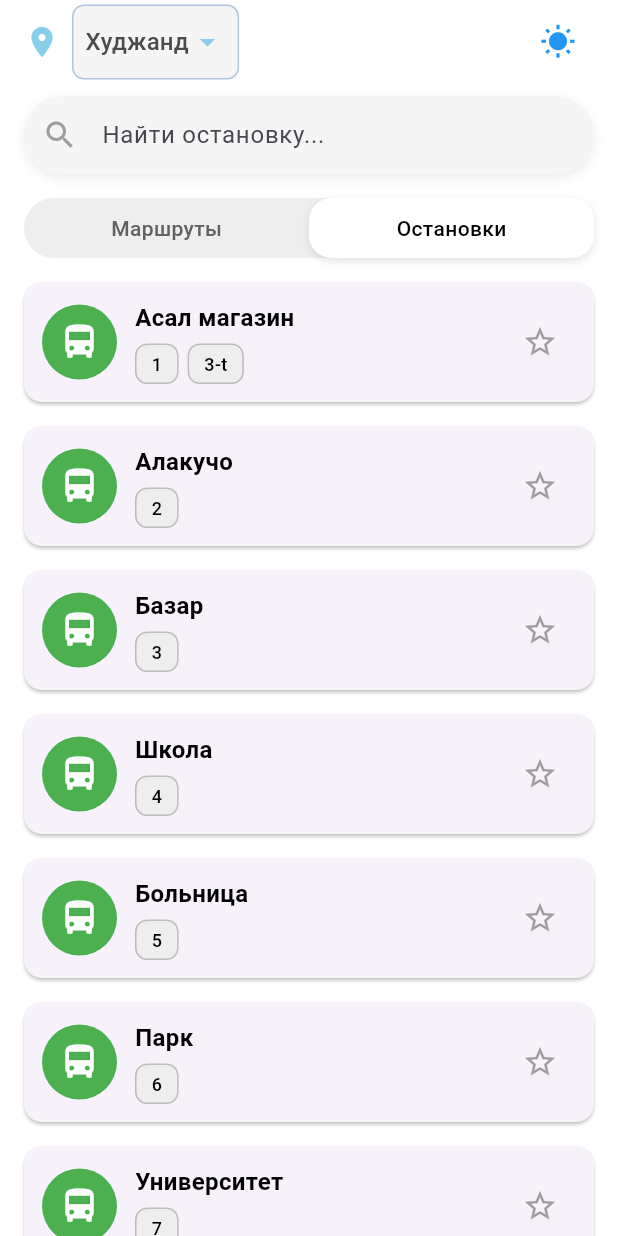
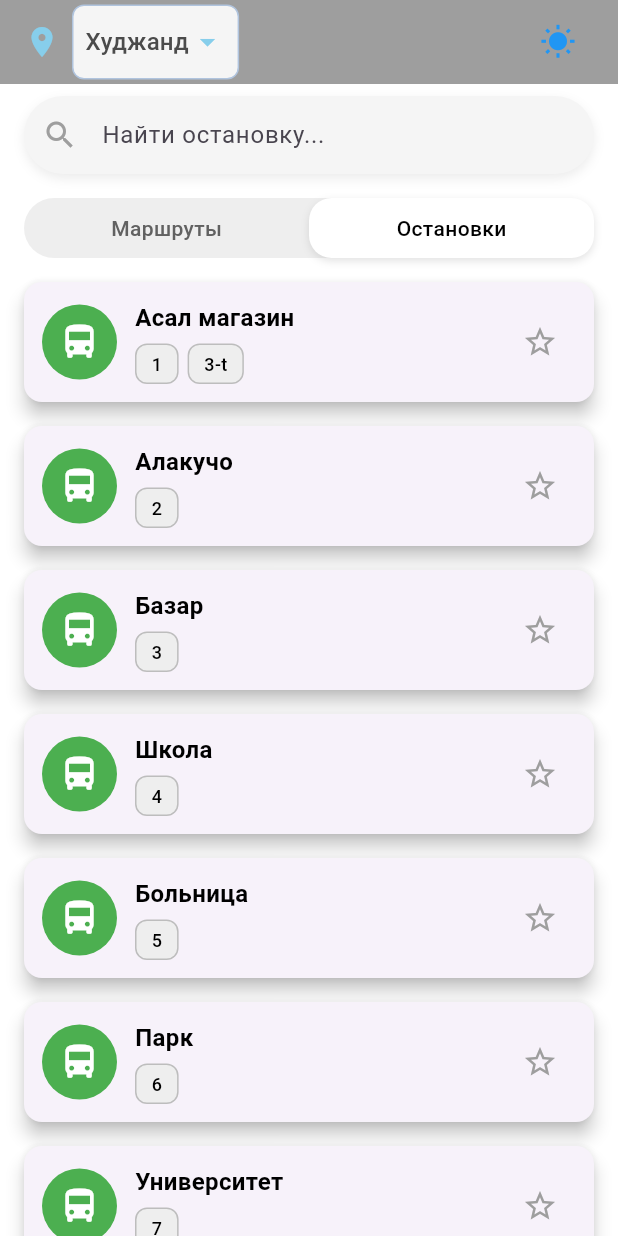
Before and after one commit to isomadinow/flutter_rohbalad, a Flutter app: the screen it shows after launch, after a tap on "Остановки", on a phone screen of 412 x 824 dp. Run offline on Flutter 3.47's test engine with Material 3 defaults, Android fonts, the phone set to English and light mode, and no system bars.

Commit message:
Упрощение логики управления цветом AppBar, изменение его фона на серый, а также увеличение тени карточек маршрутов и остановок.

```diff
--- a/lib/features/main/views/main_page.dart
+++ b/lib/features/main/views/main_page.dart
@@ -22,29 +22,9 @@ class _MainPageState extends State<MainPage> {
   /// Строка для хранения текущего поискового запроса.
   String _searchQuery = "";
   final ScrollController _scrollController = ScrollController();
-  Color _appBarColor = Colors.transparent;
-
-  @override
-  void initState() {
-    super.initState();
-    _scrollController.addListener(_scrollListener);
-  }
-
-  void _scrollListener() {
-    if (_scrollController.offset > 100) {
-      setState(() {
-        _appBarColor = Provider.of<AppViewModel>(context, listen: false).isDarkTheme ? Colors.black : Colors.white;
-      });
-    } else {
-      setState(() {
-        _appBarColor = Colors.transparent;
-      });
-    }
-  }
 
   @override
   void dispose() {
-    _scrollController.removeListener(_scrollListener);
     _scrollController.dispose();
     super.dispose();
   }
@@ -52,10 +32,10 @@ class _MainPageState extends State<MainPage> {
   @override
   Widget build(BuildContext context) {
     return Scaffold(
-      backgroundColor: context.watch<AppViewModel>().isDarkTheme ? Colors.black : Colors.white, // Фон приложения.
+      backgroundColor: context.watch<AppViewModel>().isDarkTheme ? Colors.black : Colors.white,
       appBar: AppBar(
         elevation: 0, // Убираем тень.
-        backgroundColor: _appBarColor, // Фон AppBar.
+        backgroundColor: Colors.grey, // Чёрный фон AppBar.
         title: Row(
           mainAxisAlignment: MainAxisAlignment.spaceBetween,
           children: [
--- a/lib/features/routes/views/route_card.dart
+++ b/lib/features/routes/views/route_card.dart
@@ -23,7 +23,7 @@ class RouteCard extends StatelessWidget {
     const Color circleColor = Colors.green; // Цвет для кругов.
 
     return Card(
-      elevation: 1,
+      elevation: 5,
       margin: const EdgeInsets.symmetric(vertical: 8.0, horizontal: 16.0),
       shape: RoundedRectangleBorder(
         borderRadius: BorderRadius.circular(12.0),
--- a/lib/features/stops/views/stop_card.dart
+++ b/lib/features/stops/views/stop_card.dart
@@ -22,7 +22,7 @@ class StopCard extends StatelessWidget {
     const Color circleColor = Colors.green; // Цвет для кругов.
 
     return Card(
-      elevation: 1,
+      elevation: 5,
       margin: const EdgeInsets.symmetric(vertical: 8.0, horizontal: 16.0),
       shape: RoundedRectangleBorder(
         borderRadius: BorderRadius.circular(12.0),
```
